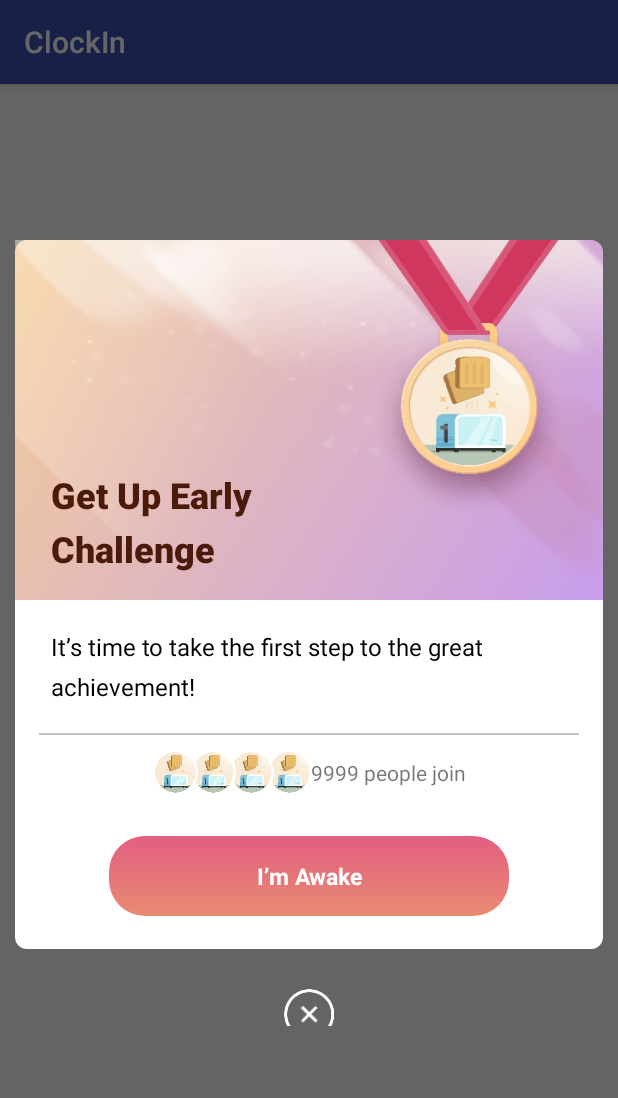
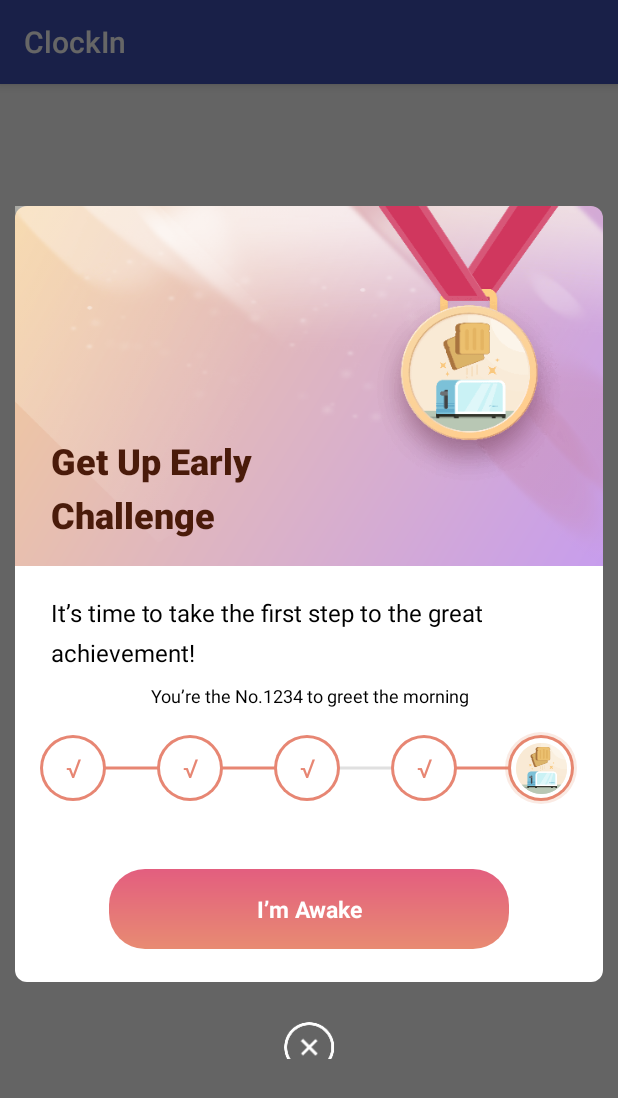
Before and after one commit to chenyi2013/clockin, an Android app: the screen it shows after launch (MainActivity), after a tap on "showDialog", on a phone screen of 412 x 824 dp. Shown: the top 1098 px of the screen. Run offline under Robolectric (Android 15) with nearby library versions, the phone set to English and light mode, and no system bars.

Commit message:
write clock-in complete page layout

```diff
--- a/app/src/main/AndroidManifest.xml
+++ b/app/src/main/AndroidManifest.xml
@@ -18,6 +18,9 @@
         </activity>
         <activity
             android:name="step.tracker.stepcounter.walking.clockin.ClockInDetailActivity"
+            android:theme="@style/Theme.AppCompat.Light.NoActionBar" />
+        <activity
+            android:name="step.tracker.stepcounter.walking.clockin.ClockInCompleteActivity"
             android:theme="@style/Theme.AppCompat.Light.NoActionBar"></activity>
     </application>
 
--- a/app/src/main/java/com/example/chenyi/clockin/MainActivity.kt
+++ b/app/src/main/java/com/example/chenyi/clockin/MainActivity.kt
@@ -4,6 +4,7 @@ import android.content.Intent
 import android.support.v7.app.AppCompatActivity
 import android.os.Bundle
 import kotlinx.android.synthetic.main.activity_main.*
+import step.tracker.stepcounter.walking.clockin.ClockInCompleteActivity
 import step.tracker.stepcounter.walking.clockin.ClockInDetailActivity
 import step.tracker.stepcounter.walking.clockin.ClockInDialog
 
@@ -14,15 +15,23 @@ class MainActivity : AppCompatActivity() {
 
         setContentView(R.layout.activity_main)
         showDialog.setOnClickListener {
-            ClockInDialog(this).show()
+            val dialog =  ClockInDialog(this)
+            dialog.setDialogType(ClockInDialog.TODAY_CLOCK_IN)
+            dialog.show()
         }
 
         showDialogTwo.setOnClickListener {
-            ClockInDialog(this).show()
+            val dialog =  ClockInDialog(this)
+            dialog.setDialogType(ClockInDialog.TOMORROW_CLOCK_IN)
+            dialog.show()
         }
 
         showClockInDetail.setOnClickListener {
             startActivity(Intent(this, ClockInDetailActivity::class.java))
         }
+
+        showClockInComplete.setOnClickListener{
+            startActivity(Intent(this,ClockInCompleteActivity::class.java))
+        }
     }
 }
--- a/app/src/main/java/step/tracker/stepcounter/walking/clockin/ClockInDialog.kt
+++ b/app/src/main/java/step/tracker/stepcounter/walking/clockin/ClockInDialog.kt
@@ -2,17 +2,36 @@ package step.tracker.stepcounter.walking.clockin
 
 import android.app.Dialog
 import android.content.Context
+import android.view.View
 import com.example.chenyi.clockin.R
 import kotlinx.android.synthetic.main.dialog_clock_in.*
 
 class ClockInDialog : Dialog {
 
+
     constructor(context: Context?) : this(context, R.style.Dialog_Alert_Fullscreen)
 
     constructor(context: Context?, themeResId: Int) : super(context, themeResId) {
         setContentView(R.layout.dialog_clock_in)
-        clock_in_view.setClockInCompletedCount(2)
-        clock_in_view.setCompletedTodayClockIn(true)
+        clock_in_view.setClockInCompletedCount(4)
+
+    }
+
+    fun setDialogType(type: Int) {
+
+        if (type == TODAY_CLOCK_IN) {
+            today_clock_in_group.visibility = View.VISIBLE
+            tomorrow_clock_in_group.visibility = View.GONE
+        } else {
+            today_clock_in_group.visibility = View.GONE
+            tomorrow_clock_in_group.visibility = View.VISIBLE
+        }
+    }
+
+    companion object {
+
+        val TODAY_CLOCK_IN: Int = 1
+        val TOMORROW_CLOCK_IN: Int = 2
 
     }
 }
--- a/app/src/main/res/layout/activity_main.xml
+++ b/app/src/main/res/layout/activity_main.xml
@@ -56,4 +56,21 @@
         app:layout_constraintRight_toRightOf="parent"
         app:layout_constraintTop_toTopOf="parent" />
 
+
+    <TextView
+        android:id="@+id/showClockInComplete"
+        android:layout_width="180dp"
+        android:layout_height="wrap_content"
+        android:layout_marginTop="10dp"
+        android:background="@drawable/dialog_clockin_btn_bg"
+        android:gravity="center"
+        android:paddingBottom="10dp"
+        android:paddingTop="10dp"
+        android:text="showClockInDetail"
+        android:textColor="#ffffff"
+        app:layout_constraintBottom_toBottomOf="parent"
+        app:layout_constraintLeft_toLeftOf="parent"
+        app:layout_constraintRight_toRightOf="parent"
+        app:layout_constraintTop_toTopOf="parent" />
+
 </LinearLayout>
--- a/app/src/main/res/layout/dialog_clock_in.xml
+++ b/app/src/main/res/layout/dialog_clock_in.xml
@@ -100,7 +100,7 @@
         android:layout_marginLeft="16dp"
         android:layout_marginRight="16dp"
         android:layout_marginTop="20dp"
-        android:background="#66666666"
+        android:background="#19000000"
         app:layout_constraintLeft_toLeftOf="parent"
         app:layout_constraintRight_toRightOf="parent"
         app:layout_constraintTop_toBottomOf="@+id/desc" />
```
Also changed, not shown: app/src/main/java/step/tracker/stepcounter/walking/clockin/ClockInCompleteActivity.kt (added, +13 -0 lines), app/src/main/res/layout/activity_clock_in_complete.xml (added, +184 -0 lines), app/src/main/res/drawable-xxhdpi/ic_clock_in_toolbar_back.png (added).
